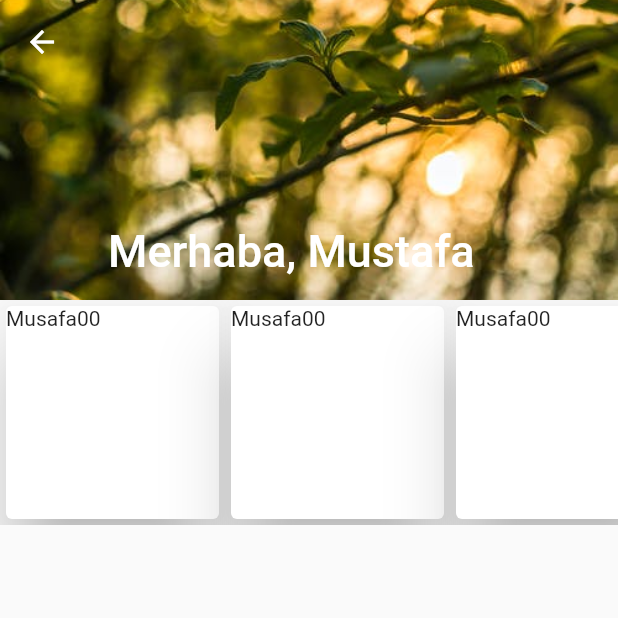
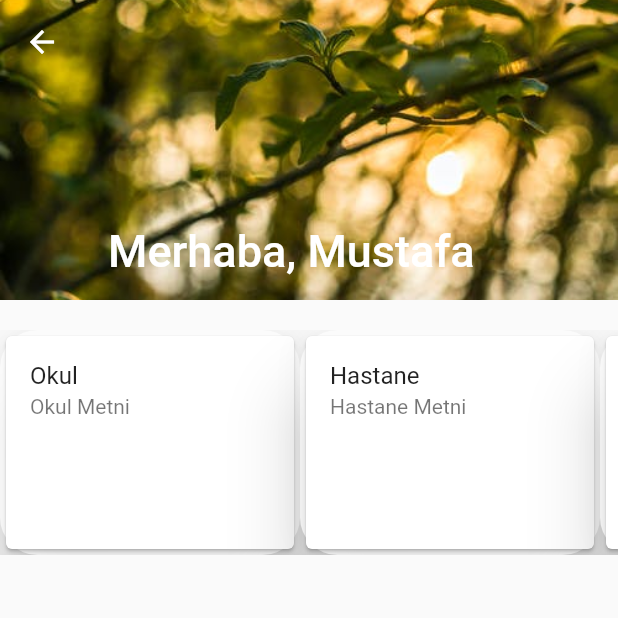
Before and after one commit to m-yalcinkaya/littlefont, a Flutter app: the MyHomePage screen opened directly, on a phone screen of 412 x 824 dp, the top half of it. Run offline on Flutter 3.47's test engine with Material 2 defaults, Android fonts, the phone set to English and light mode, and no system bars; our stand-ins replace google_fonts.

Commit message:
connected to notes_repository

```diff
--- a/lib/Repository/notes_repository.dart
+++ b/lib/Repository/notes_repository.dart
@@ -1,6 +1,16 @@
 
 
+class NotesRepository{
+  List<Notes> notlar = [
+    Notes(title: 'Okul', content: 'Okul Metni'),
+    Notes(title: 'Hastane', content: 'Hastane Metni'),
+    Notes(title: 'Kreş', content: 'Kreş Metni'),
+    Notes(title: 'Anasınıfı', content: 'Anasınıfı Metni'),
+  ];
+}
+
 class Notes{
-  late String title;
-  late String content;
+  final String title;
+  final String content;
+  Notes({required this.title, required this.content});
 }
--- a/lib/Screens/app_main_page.dart
+++ b/lib/Screens/app_main_page.dart
@@ -1,46 +1,44 @@
 import 'package:flutter/material.dart';
+import 'package:littlefont/Repository/notes_repository.dart';
+
 
 
 class MyHomePage extends StatelessWidget {
-  final notlar = ['Mustafa', 'meryem'];
+
 
   @override
   Widget build(BuildContext context) {
+    NotesRepository notesRepository = NotesRepository();
+
     return Scaffold(
       body: CustomScrollView(
         slivers: <Widget>[
           MySliverAppBar(),
           SliverToBoxAdapter(
-            child: SingleChildScrollView(
-              scrollDirection: Axis.horizontal,
-              child: Row(
-                children: [
-                  SizedBox(
-                    width: 150,
-                    height: 150,
-                    child: Card(
-                      elevation: 20,
-                      child: Text('Musafa00'),
+            child: SizedBox(height: 20),
+          ),
+          SliverToBoxAdapter(
+            child: SizedBox(
+              height: 150, // Notlar için ayrılan alanın yüksekliği
+              child: ListView.builder(
+                scrollDirection: Axis.horizontal, // Notları yatay olarak göster
+                itemCount: notesRepository.notlar.length, // Kaç tane notunuz varsa burada belirtin
+                itemBuilder: (BuildContext context, int index) {
+                  return PhysicalModel(
+                    borderRadius: BorderRadius.circular(25),
+                    elevation: 20,
+                    color: Colors.white70,
+                    child: Container(
+                      width: 200, // Her not için ayrılan alanın genişliği
+                      child: Card(
+                        child: ListTile(
+                          title: Text(notesRepository.notlar[index].title),
+                          subtitle: Text(notesRepository.notlar[index].content),
+                        ),
+                      ),
                     ),
-                  ),
-                  SizedBox(
-                    width: 150,
-                    height: 150,
-                    child: Card(
-                      elevation: 20,
-                      child: Text('Musafa00'),
-                    ),
-                  ),
-                  SizedBox(
-                    width: 150,
-                    height: 150,
-                    child: Card(
-                      elevation: 20,
-                      child: Text('Musafa00'),
-                    ),
-                  ),
-
-                ],
+                  );
+                },
               ),
             ),
           ),
--- a/lib/Screens/create_note.dart
+++ b/lib/Screens/create_note.dart
@@ -1,4 +1,5 @@
 import 'package:flutter/material.dart';
+import 'package:littlefont/Repository/notes_repository.dart';
 
 class CreateNote extends StatefulWidget {
   const CreateNote({Key? key}) : super(key: key);
@@ -11,6 +12,7 @@ class _CreateNoteState extends State<CreateNote> {
   final headController = TextEditingController();
   final textController = TextEditingController();
   bool isError = false;
+
 
   @override
   void initState() {
@@ -26,7 +28,8 @@ class _CreateNoteState extends State<CreateNote> {
 
   @override
   Widget build(BuildContext context) {
-
+    NotesRepository noteRepository = NotesRepository();
+    noteRepository.notlar.add(Notes(title: headController.text, content: textController.text));
     return WillPopScope(
       onWillPop: () async {
         return true;
--- a/lib/Screens/sign_up_page.dart
+++ b/lib/Screens/sign_up_page.dart
@@ -1,6 +1,6 @@
 import 'package:flutter/material.dart';
-import 'package:littlefont/Screens/app_main_page.dart';
 import 'package:littlefont/Items/button.dart';
+import 'package:littlefont/Screens/my_notes.dart';
 
 class SignUp extends StatelessWidget {
   SignUp({Key? key}) : super(key: key);
@@ -170,7 +170,7 @@ class SignUp extends StatelessWidget {
                   Navigator.push(
                       context,
                       MaterialPageRoute(
-                        builder: (context) => MyHomePage(),
+                        builder: (context) => MyNotes(),
                       ));
                 },
                 Width: 150,
```
Also changed, not shown: lib/Screens/my_notes.dart (+12 -58 lines).
